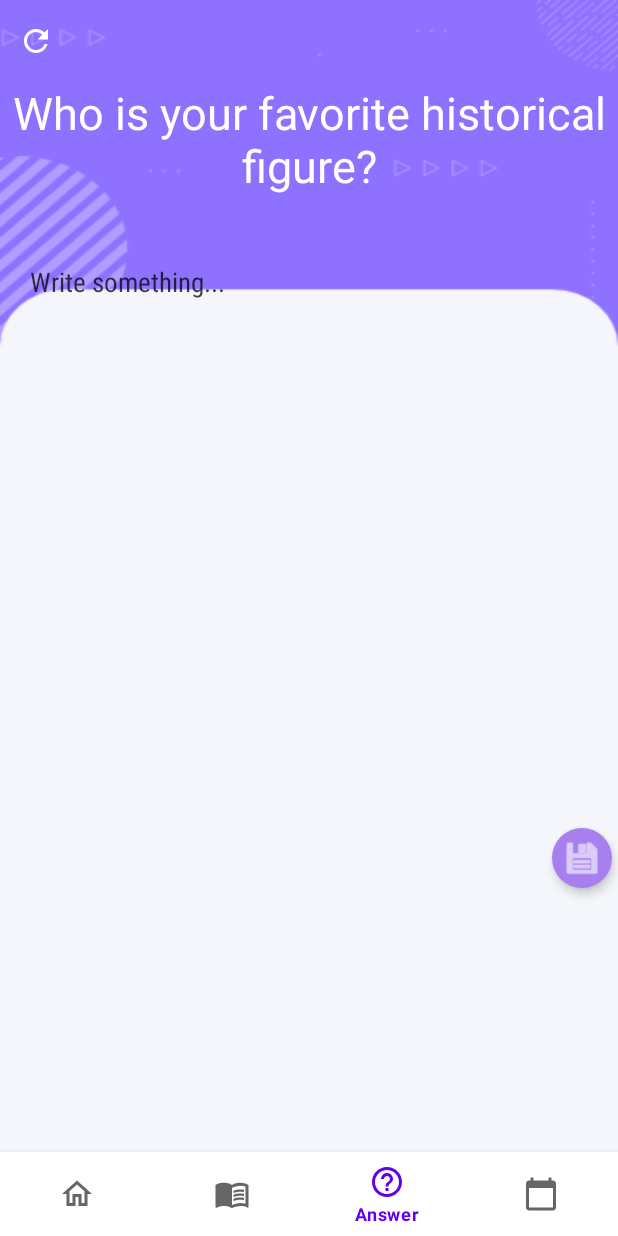
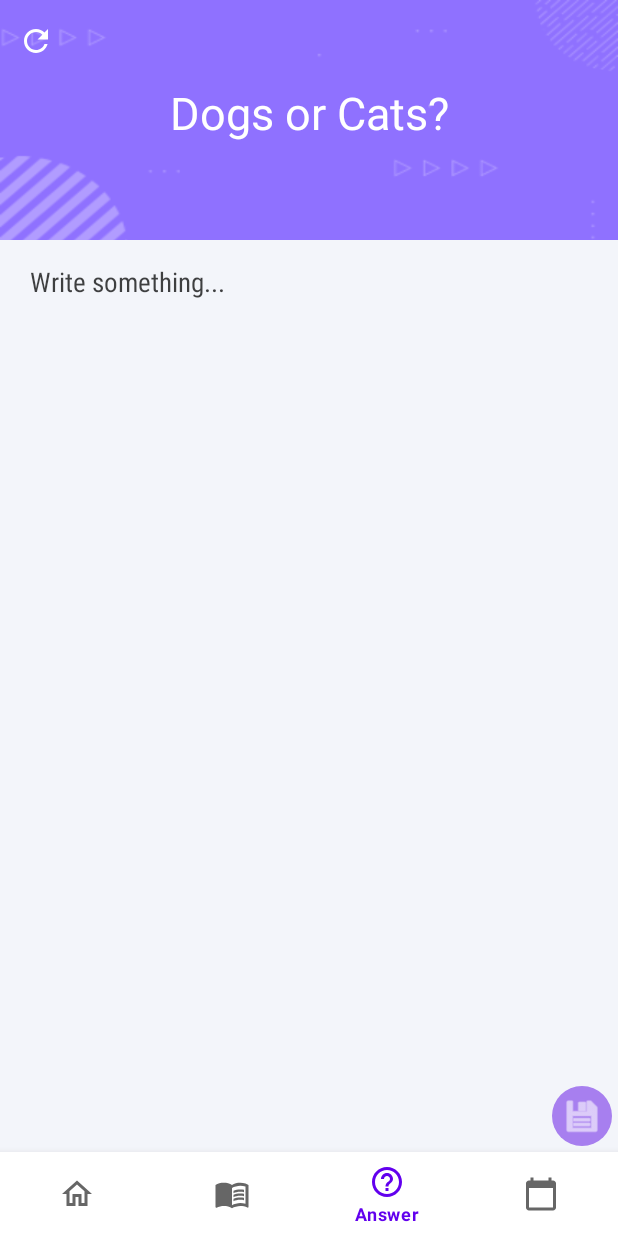
Before and after one commit to freepizzas/diario, an Android app: the QuestionFragment screen opened through its navigation route, on a phone screen of 412 x 824 dp. Run offline under Robolectric (Android 15) with nearby library versions, the phone set to English and light mode, and no system bars; our stand-ins replace navigation-ui; Roboto replaces fonts that are not available here; 1 statement that could not run was skipped.

Commit message:
layout fixes

```diff
--- a/app/src/main/java/android/unipu/diario/MainActivity.java
+++ b/app/src/main/java/android/unipu/diario/MainActivity.java
@@ -1,6 +1,7 @@
 package android.unipu.diario;
 
 import androidx.appcompat.app.AppCompatActivity;
+import androidx.appcompat.app.AppCompatDelegate;
 
 import android.content.Intent;
 import android.os.Bundle;
@@ -15,6 +16,7 @@ public class MainActivity extends AppCompatActivity {
         setContentView(R.layout.activity_main);
 
         getSupportActionBar().hide();
+        AppCompatDelegate.setDefaultNightMode(AppCompatDelegate.MODE_NIGHT_NO);
         Intent intent = new Intent(this, Nav.class);
 
         final Handler handler = new Handler();
--- a/app/src/main/java/android/unipu/diario/ui/question/QuestionFragment.java
+++ b/app/src/main/java/android/unipu/diario/ui/question/QuestionFragment.java
@@ -83,6 +83,8 @@ public class QuestionFragment extends Fragment {
         questions.add("What would you change in your life?");
         questions.add("Who is your favorite historical figure?");
         questions.add("Dogs or Cats?");
+        questions.add("How are you?");
+        questions.add("What's your biggest pet peeve?");
         questions.add("What fictional character do you most relate to?");
         return questions.get(rand.nextInt(questions.size()));
     }
--- a/app/src/main/res/layout/fragment_question.xml
+++ b/app/src/main/res/layout/fragment_question.xml
@@ -48,14 +48,15 @@
                 android:textSize="30sp" />
         </LinearLayout>
 
-        <LinearLayout
+        <FrameLayout
             android:layout_width="match_parent"
             android:layout_height="match_parent"
-            android:orientation="vertical">
+            android:background="#f3f5fa"
+            >
 
             <ScrollView
                 android:layout_width="match_parent"
-                android:layout_height="388dp"
+                android:layout_height="525dp"
                 android:paddingStart="20dp"
                 android:paddingTop="15dp"
                 android:paddingEnd="20dp">
@@ -82,22 +83,20 @@
                 android:id="@+id/saveBtn"
                 android:layout_width="wrap_content"
                 android:layout_height="wrap_content"
-                android:layout_alignParentEnd="true"
-                android:layout_alignParentBottom="true"
-                android:layout_gravity="right"
+                android:layout_gravity="right|bottom"
                 android:clickable="true"
+                android:elevation="2dp"
                 android:focusable="true"
                 android:longClickable="true"
                 android:src="@android:drawable/ic_menu_save"
                 app:backgroundTint="#A77FEF"
                 app:borderWidth="0dp"
-                app:elevation="4dp"
+                app:elevation="0dp"
                 app:fabSize="mini"
                 app:maxImageSize="28dp"
                 app:rippleColor="@color/white"
                 app:tint="@color/white" />
-
-        </LinearLayout>
+        </FrameLayout>
 
     </LinearLayout>
 
```
Also changed, not shown: app/src/main/res/layout/fragment_editentry.xml (+12 -6 lines), app/src/main/res/layout/fragment_home.xml (+4 -12 lines), app/src/main/res/layout/fragment_newentry.xml (+6 -8 lines), app/src/main/res/drawable/bg.png.
